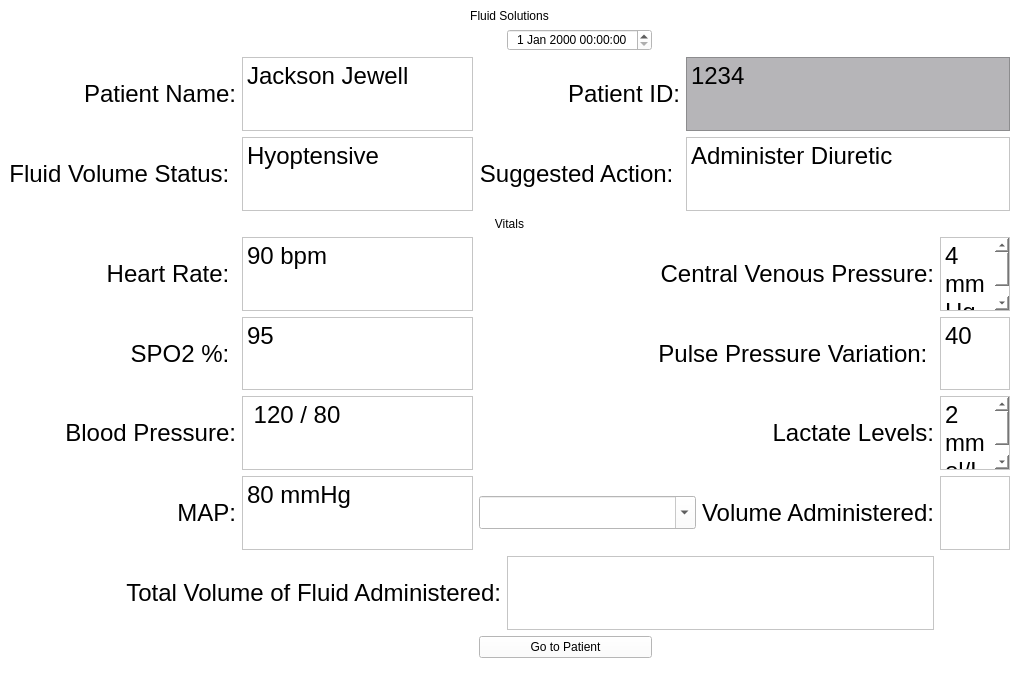
Before: the Qt Designer form app/frontend/views/vitalsWindow.ui in lmitchell33/Fluid-Solutions, drawn with Qt 5.
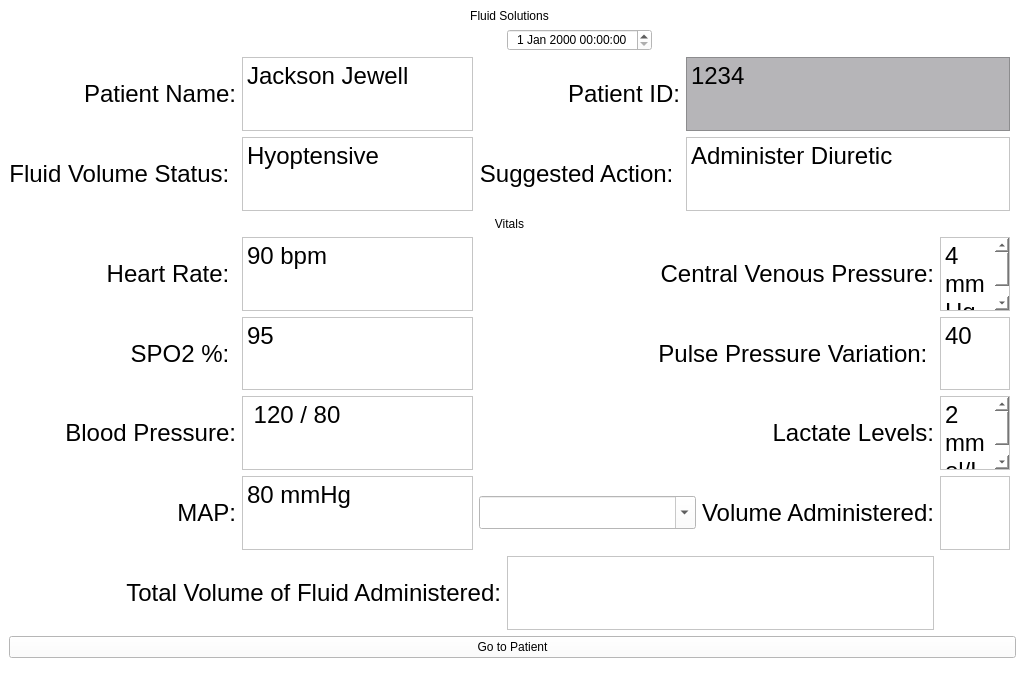
After: the same form once the commit is applied.

What changed in the file:
```diff
--- a/app/frontend/views/vitalsWindow.ui
+++ b/app/frontend/views/vitalsWindow.ui
@@ -155,7 +155,7 @@
       </property>
      </widget>
     </item>
-    <item row="10" column="3" colspan="2">
+    <item row="10" column="0" colspan="10">
      <widget class="QPushButton" name="routing_button">
       <property name="toolTip">
        <string>Click to view patient window</string>
```
